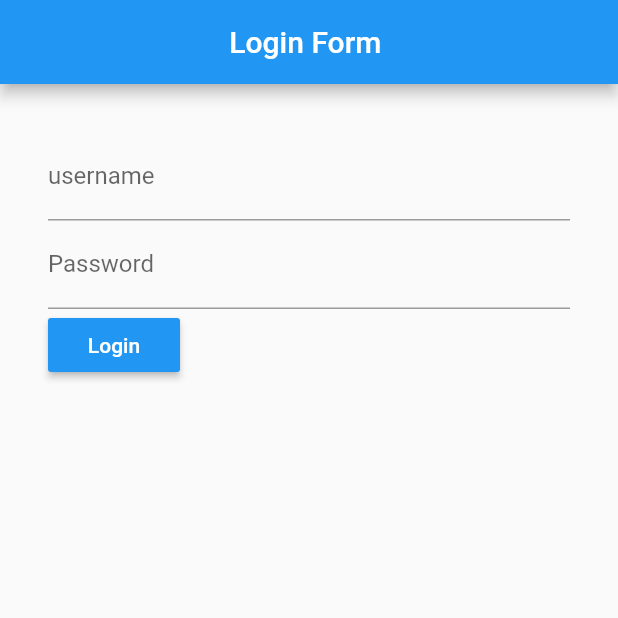
After one commit to erif93/TAPERA-Mobile-Front-End-Preperation-, a Flutter app: the screen it shows after launch, after a tap on "Login", on a phone screen of 412 x 824 dp, the top half of it. The commit adds this screen. Run offline on Flutter 3.47's test engine with Material 2 defaults, Android fonts, the phone set to English and light mode, and no system bars; network calls fail.

Commit message:
update login page

```diff
--- /dev/null
+++ b/lib/model/post_result_model.dart
@@ -0,0 +1,33 @@
+import 'package:http/http.dart' as http;
+import 'dart:convert';
+
+class PostResult {
+  String message;
+  String sessionId;
+  String sessionUser;
+  String status;
+
+  PostResult({this.message, this.sessionId, this.sessionUser, this.status});
+
+  factory PostResult.createPostResult(Map<String, dynamic> object){
+    return PostResult(
+      message: object['message'],
+      sessionId: object['sessionId'],
+      sessionUser: object['sessionUser'],
+      status: object['status']
+    );
+  }
+  static Future<PostResult> connectToAPI(String username, password) async
+  {
+    String credentials = username+':'+password;
+    Codec<String, String> stringaToBase64 = utf8.fuse(base64);
+    String encoded = 'Basic ' + stringaToBase64.encode(credentials);
+    print(encoded);
+
+    String url = 'http://35.198.233.87:8080/login';
+    //String url = 'https://reqres.in/api/users';
+    var result = await http.post(url, headers: {'Authorization':encoded});
+    var jsonObject = json.decode(result.body);
+    return PostResult.createPostResult(jsonObject);
+  }
+}
--- /dev/null
+++ b/lib/page/login_page.dart
@@ -0,0 +1,77 @@
+import 'package:flutter/material.dart';
+import 'package:belajar_flutter/model/post_result_model.dart';
+import 'package:belajar_flutter/page/home_page.dart';
+
+class Login extends StatefulWidget {
+  @override
+  _LoginState createState() => _LoginState();
+}
+
+class _LoginState extends State<Login> {
+  PostResult postResult = null;
+  TextEditingController usernameController = new TextEditingController();
+  TextEditingController passwordController = new TextEditingController();
+
+  @override
+  Widget build(BuildContext context) {
+    return Scaffold(
+    appBar: AppBar(
+      title: Text("Login Form "),
+      centerTitle: true,
+      backgroundColor: Colors.blue,
+    ),
+    body: Container(
+      padding: const EdgeInsets.all(32),
+      child: Row(
+        children: <Widget>[
+          Expanded(
+            child: Column(
+              crossAxisAlignment: CrossAxisAlignment.start,
+              children: <Widget>[
+                TextField(
+                  controller: usernameController,
+                  decoration: InputDecoration(
+                    labelText: 'username',
+                  ),
+                ),
+                TextField(
+                  controller: passwordController,
+                  decoration: InputDecoration(
+                    labelText: 'Password',
+                  ),
+                  obscureText: true,
+                ),
+               // Text((postResult != null) ? postResult.sessionUser : 'tidak ada data'),
+                RaisedButton(
+                  color: Colors.blue,
+                  onPressed: (){
+                    print(usernameController.text);
+                    print(passwordController.text);
+                    PostResult.connectToAPI(usernameController.text, passwordController.text).then((value) {
+                      postResult = value;
+                      setState(() {});
+
+                      Navigator.push(
+                      context,
+                      MaterialPageRoute(
+                        builder: (context) => HomePage(text: postResult.sessionUser,),
+                    ),);
+
+                    });
+                  },
+                  child: Text(
+                    'Login',
+                    style: TextStyle(
+                      color: Colors.white
+                    ),
+                  ),
+                ),
+              ],
+            ),
+          ),
+        ],
+      ),
+    ),
+  );
+  }
+}
--- a/pubspec.yaml
+++ b/pubspec.yaml
@@ -28,6 +28,9 @@ dependencies:
   # The following adds the Cupertino Icons font to your application.
   # Use with the CupertinoIcons class for iOS style icons.
   cupertino_icons: ^0.1.3
+  http: ^0.12.1
+  encrypt: ^4.0.2
+
 
 dev_dependencies:
   flutter_test:
```
Also changed, not shown: lib/main.dart (+2 -49 lines), lib/page/home_page.dart (added, +22 -0 lines), pubspec.lock.
